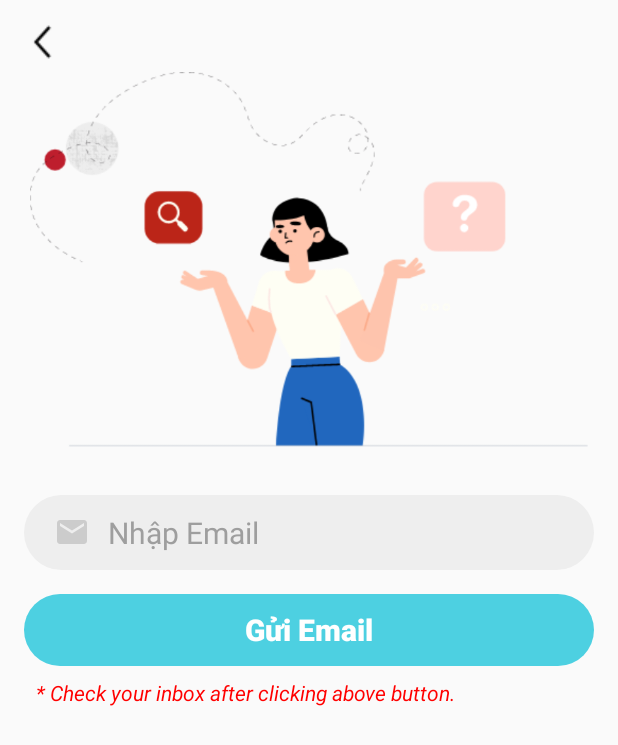
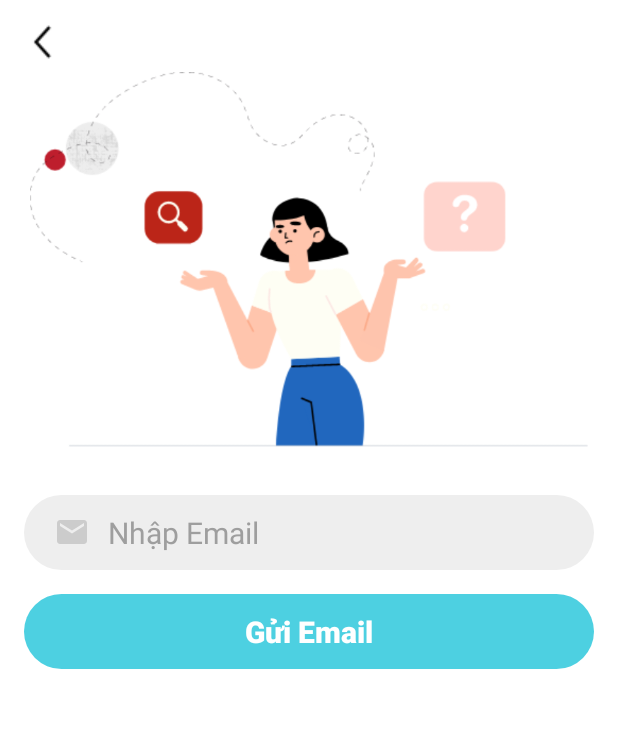
Before and after one commit to NguyenVanHung810/GalaxyTechStore, an Android app: the fragment ResetPasswordFragment placed in its activity, on a phone screen of 412 x 824 dp. Shown: the top 745 px of the screen. Run offline under Robolectric (Android 15) with nearby library versions, the phone set to English and light mode, and no system bars.

Commit message:
Chỉnh sửa lại trang Reset Password, Thêm ScrollView vào trang Register (đăng ký).

```diff
--- a/app/src/main/res/layout/fragment_reset_password.xml
+++ b/app/src/main/res/layout/fragment_reset_password.xml
@@ -4,6 +4,7 @@
     xmlns:tools="http://schemas.android.com/tools"
     android:layout_width="match_parent"
     android:layout_height="match_parent"
+    android:background="#ffffff"
     tools:context=".ResetPasswordFragment">
 
     <!-- TODO: Update blank fragment layout -->
@@ -72,26 +73,12 @@
             android:background="@drawable/button_background"
             android:backgroundTint="@color/md_cyan_300"
             android:enabled="false"
-            android:maxWidth="200dp"
+            android:minWidth="320dp"
+            android:minHeight="50dp"
             app:layout_constraintEnd_toEndOf="parent"
             app:layout_constraintHorizontal_bias="0.0"
             app:layout_constraintStart_toStartOf="parent"
             app:layout_constraintTop_toBottomOf="@+id/progressBar" />
-
-        <TextView
-            android:layout_width="0dp"
-            android:layout_height="wrap_content"
-            android:layout_marginStart="24dp"
-            android:layout_marginLeft="24dp"
-            android:layout_marginTop="8dp"
-            android:layout_marginEnd="32dp"
-            android:layout_marginRight="32dp"
-            android:text="* Check your inbox after clicking above button."
-            android:textColor="#FF0000"
-            android:textStyle="italic"
-            app:layout_constraintEnd_toEndOf="parent"
-            app:layout_constraintStart_toStartOf="parent"
-            app:layout_constraintTop_toBottomOf="@+id/btnSend" />
 
         <ImageButton
             android:id="@+id/btnBack"
```
Also changed, not shown: app/src/main/res/layout/fragment_sign_up.xml (+12 -2 lines).
